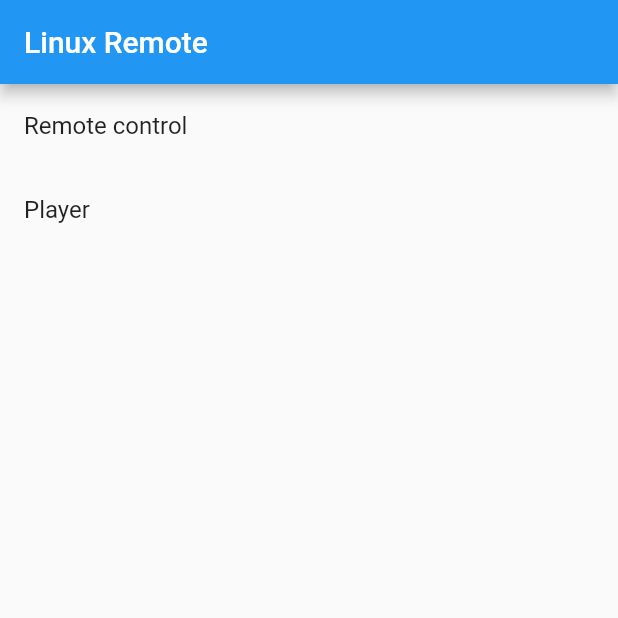
After one commit to GioPan04/linux-remote-app, a Flutter app: the screen it shows after launch, on a phone screen of 412 x 824 dp, the top half of it. The commit adds this screen. Run offline on Flutter 3.47's test engine with Material 2 defaults, Android fonts, the phone set to English and light mode, and no system bars; our stand-ins replace audio_service, flutter_riverpod.

Commit message:
Moved homescreen into its screen

```diff
--- /dev/null
+++ b/lib/screens/home.dart
@@ -0,0 +1,31 @@
+import 'package:flutter/material.dart';
+
+class HomeScreen extends StatefulWidget {
+  const HomeScreen({super.key});
+
+  @override
+  State<HomeScreen> createState() => _HomeScreenState();
+}
+
+class _HomeScreenState extends State<HomeScreen> {
+  @override
+  Widget build(BuildContext context) {
+    return Scaffold(
+      appBar: AppBar(
+        title: const Text("Linux Remote"),
+      ),
+      body: ListView(
+        children: [
+          ListTile(
+            title: const Text("Remote control"),
+            onTap: () => Navigator.of(context).pushNamed('/mouse'),
+          ),
+          ListTile(
+            title: const Text("Player"),
+            onTap: () => Navigator.of(context).pushNamed('/player'),
+          ),
+        ],
+      ),
+    );
+  }
+}
```
Also changed, not shown: lib/main.dart (+2 -62 lines).
